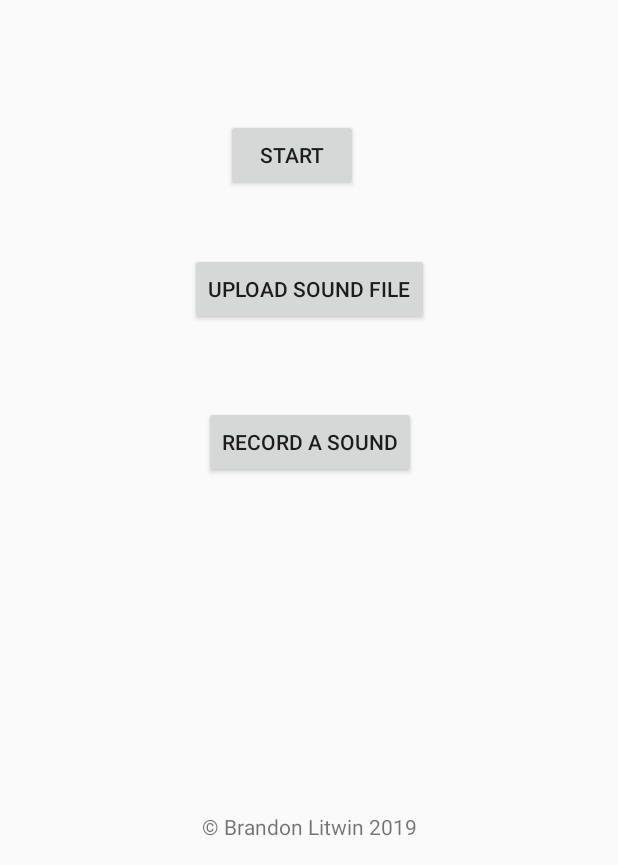
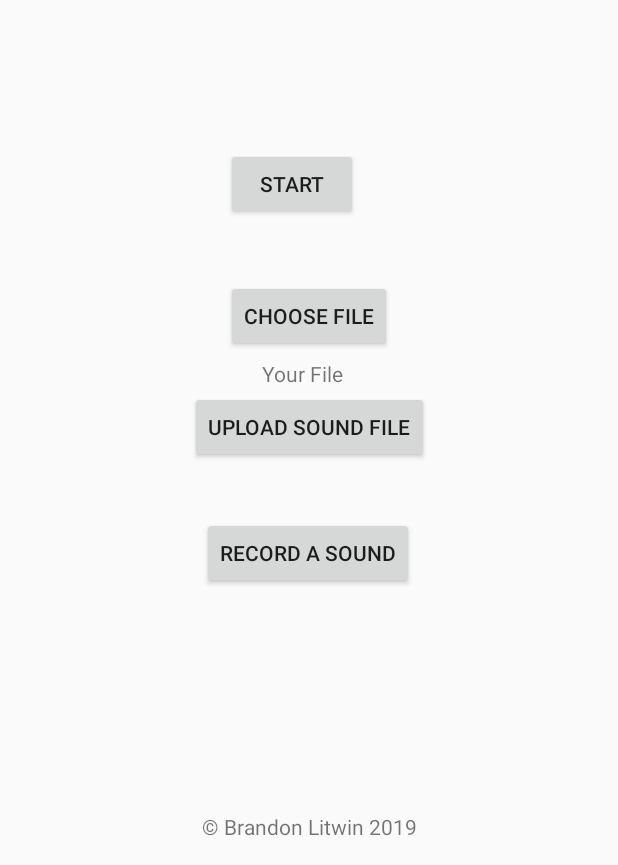
Before and after one commit to MaristGormanly/litwin-android-development, an Android app: the screen it shows after launch (MainActivity), on a phone screen of 412 x 824 dp, the part 371-1236 px from its top. Run offline under Robolectric (Android 15) with nearby library versions, the phone set to English and light mode, and no system bars; our stand-ins replace Firebase (no records; nobody signed in at launch, a user with empty details on screens opened directly).

Commit message:
Uploading a file to firebase storage

```diff
--- a/Project2/app/src/main/AndroidManifest.xml
+++ b/Project2/app/src/main/AndroidManifest.xml
@@ -1,7 +1,9 @@
 <?xml version="1.0" encoding="utf-8"?>
 <manifest xmlns:android="http://schemas.android.com/apk/res/android"
     package="blitwin.mscs722.project2">
-
+    <uses-permission android:name="android.permission.INTERNET"/>
+    <uses-permission android:name="android.permission.ACCESS_NETWORK_STATE"/>
+    <uses-permission android:name="android.permission.READ_EXTERNAL_STORAGE"/>
     <application
         android:allowBackup="true"
         android:icon="@mipmap/ic_launcher"
--- a/Project2/app/src/main/java/blitwin/mscs722/project2/MainActivity.java
+++ b/Project2/app/src/main/java/blitwin/mscs722/project2/MainActivity.java
@@ -1,18 +1,56 @@
 package blitwin.mscs722.project2;
 
+import androidx.annotation.NonNull;
 import androidx.appcompat.app.AppCompatActivity;
 
 import android.content.Intent;
+import android.net.Uri;
 import android.os.Bundle;
 import android.view.View;
+import android.widget.Button;
+import android.widget.TextView;
+import android.widget.Toast;
+
+import com.google.android.gms.tasks.OnCompleteListener;
+import com.google.android.gms.tasks.OnFailureListener;
+import com.google.android.gms.tasks.Task;
+import com.google.firebase.storage.FirebaseStorage;
+import com.google.firebase.storage.StorageReference;
+import com.google.firebase.storage.UploadTask;
+
+import java.util.UUID;
 
 
 public class MainActivity extends AppCompatActivity {
+
+    private Button uploadBtn;
+    private Uri filePath;
+    private TextView filePathText;
+
+    private final int SELECT_AUDIO = 71;
+
+    FirebaseStorage storage;
+    StorageReference storageReference;
+
 
     @Override
     protected void onCreate(Bundle savedInstanceState) {
         super.onCreate(savedInstanceState);
         setContentView(R.layout.activity_main);
+
+        filePathText = findViewById(R.id.filePathText);
+
+        storage = FirebaseStorage.getInstance();
+        storageReference = storage.getReference();
+
+        /*uploadBtn = findViewById(R.id.upload);
+
+        uploadBtn.setOnClickListener(new View.OnClickListener() {
+            @Override
+            public void onClick(View v) {
+
+            }
+        });*/
 
     }
 
@@ -21,4 +59,40 @@ public class MainActivity extends AppCompatActivity {
         startActivity(gameIntent);
     }
 
+    public void chooseFile(View view) {
+        Intent intent = new Intent();
+        intent.setType("audio/*");
+        intent.setAction(Intent.ACTION_GET_CONTENT);
+        startActivityForResult(Intent.createChooser(intent, "Select File"), SELECT_AUDIO);
+
+    }
+
+    public void uploadFile(View view) {
+        if (filePath != null) {
+            StorageReference ref = storageReference.child("audio/" + UUID.randomUUID().toString());
+            ref.putFile(filePath).addOnCompleteListener(new OnCompleteListener<UploadTask.TaskSnapshot>() {
+                @Override
+                public void onComplete(@NonNull Task<UploadTask.TaskSnapshot> task) {
+                    Toast.makeText(MainActivity.this, "Uploaded", Toast.LENGTH_SHORT).show();
+                }
+            }).addOnFailureListener(new OnFailureListener() {
+                @Override
+                public void onFailure(@NonNull Exception e) {
+                    Toast.makeText(MainActivity.this, "Failed "+ e.getMessage(), Toast.LENGTH_SHORT).show();
+                }
+            });
+
+        }
+    }
+
+    @Override
+    protected void onActivityResult(int requestCode, int resultCode, Intent data) {
+        super.onActivityResult(requestCode, resultCode, data);
+        if (requestCode == SELECT_AUDIO && resultCode == RESULT_OK && data != null && data.getData() != null) {
+            filePath = data.getData();
+            filePathText.setText(filePath.toString());
+
+        }
+    }
+
 }
--- a/Project2/app/src/main/res/layout/activity_main.xml
+++ b/Project2/app/src/main/res/layout/activity_main.xml
@@ -34,10 +34,22 @@
         android:id="@+id/start_game"
         android:layout_width="wrap_content"
         android:layout_height="wrap_content"
+        android:layout_marginBottom="40dp"
+        android:gravity="center"
+        android:onClick="start"
+        android:text="@string/start_game"
+        app:layout_constraintBottom_toTopOf="@+id/chooseFile"
+        app:layout_constraintStart_toStartOf="@+id/chooseFile" />
+
+    <Button
+        android:id="@+id/chooseFile"
+        android:layout_width="wrap_content"
+        android:layout_height="wrap_content"
         android:layout_marginStart="24dp"
-        android:layout_marginBottom="41dp"
-        android:text="@string/start_game"
-        android:onClick="start"
+        android:layout_marginBottom="26dp"
+        android:gravity="center"
+        android:onClick="chooseFile"
+        android:text="@string/choose_file"
         app:layout_constraintBottom_toTopOf="@+id/upload"
         app:layout_constraintStart_toStartOf="@+id/upload" />
 
@@ -45,18 +57,21 @@
         android:id="@+id/upload"
         android:layout_width="wrap_content"
         android:layout_height="wrap_content"
+        android:layout_marginBottom="268dp"
+        android:gravity="center"
+        android:onClick="uploadFile"
         android:text="@string/upload_sound_file"
         app:layout_constraintBottom_toBottomOf="parent"
         app:layout_constraintEnd_toEndOf="parent"
-        app:layout_constraintStart_toStartOf="parent"
-        app:layout_constraintTop_toTopOf="parent" />
+        app:layout_constraintStart_toStartOf="parent" />
 
     <Button
         android:id="@+id/record"
         android:layout_width="wrap_content"
         android:layout_height="wrap_content"
-        android:layout_marginStart="9dp"
-        android:layout_marginTop="54dp"
+        android:layout_marginStart="8dp"
+        android:layout_marginTop="36dp"
+        android:gravity="center"
         android:text="@string/record_a_sound"
         app:layout_constraintStart_toStartOf="@+id/upload"
         app:layout_constraintTop_toBottomOf="@+id/upload" />
@@ -71,5 +86,15 @@
         app:layout_constraintStart_toStartOf="parent"
         app:layout_constraintTop_toTopOf="parent" />
 
+    <TextView
+        android:id="@+id/filePathText"
+        android:layout_width="wrap_content"
+        android:layout_height="wrap_content"
+        android:layout_marginStart="24dp"
+        android:layout_marginBottom="2dp"
+        android:text="@string/your_file"
+        app:layout_constraintBottom_toTopOf="@+id/upload"
+        app:layout_constraintStart_toStartOf="@+id/chooseFile" />
+
 
 </androidx.constraintlayout.widget.ConstraintLayout>
--- a/Project2/app/src/main/res/values/strings.xml
+++ b/Project2/app/src/main/res/values/strings.xml
@@ -13,6 +13,8 @@
     <string name="record_a_sound">Record a Sound</string>
     <string name="welcome">Welcome to B-Lit\'s Beat Blender! You can start now, \n or upload or record your own sound first.</string>
     <string name="menu">Menu</string>
+    <string name="choose_file">Choose File</string>
+    <string name="your_file">Your File</string>
     <string-array name="playback_choices">
         <item>0.5X Speed</item>
         <item>1X Speed</item>
```
